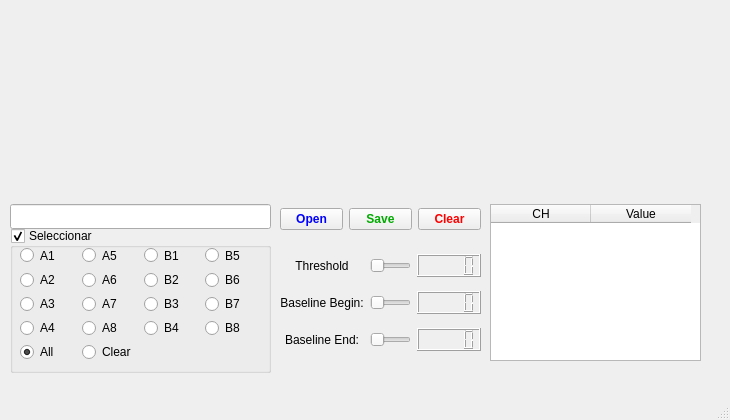
Old version of the form CT_Manager.ui in the repository wwlouis00/Cycle-threshold-value.
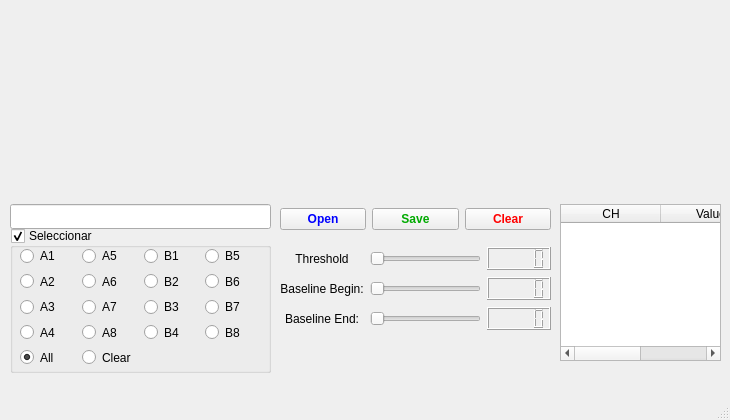
New version of the form. Custom widgets are drawn as their Qt base class.

Diff of the .ui file:
```diff
--- a/CT_Manager.ui
+++ b/CT_Manager.ui
@@ -17,9 +17,9 @@
    <widget class="MplWidget" name="MplWidget" native="true">
     <property name="geometry">
      <rect>
-      <x>40</x>
+      <x>10</x>
       <y>6</y>
-      <width>661</width>
+      <width>711</width>
       <height>193</height>
      </rect>
     </property>
@@ -46,7 +46,7 @@
      <rect>
       <x>280</x>
       <y>204</y>
-      <width>201</width>
+      <width>271</width>
       <height>31</height>
      </rect>
     </property>
@@ -122,7 +122,7 @@
        <x>10</x>
        <y>18</y>
        <width>241</width>
-       <height>115</height>
+       <height>121</height>
       </rect>
      </property>
      <layout class="QGridLayout" name="gridLayout_3">
@@ -368,8 +368,8 @@
      <rect>
       <x>280</x>
       <y>246</y>
-      <width>201</width>
-      <height>115</height>
+      <width>271</width>
+      <height>85</height>
      </rect>
     </property>
     <layout class="QGridLayout" name="gridLayout">
@@ -456,9 +456,9 @@
    <widget class="QTableWidget" name="tableWidget">
     <property name="geometry">
      <rect>
-      <x>490</x>
+      <x>560</x>
       <y>204</y>
-      <width>211</width>
+      <width>161</width>
       <height>157</height>
      </rect>
     </property>
```
Left out of the diff: 102 changed lines with no effect on the pictures.
